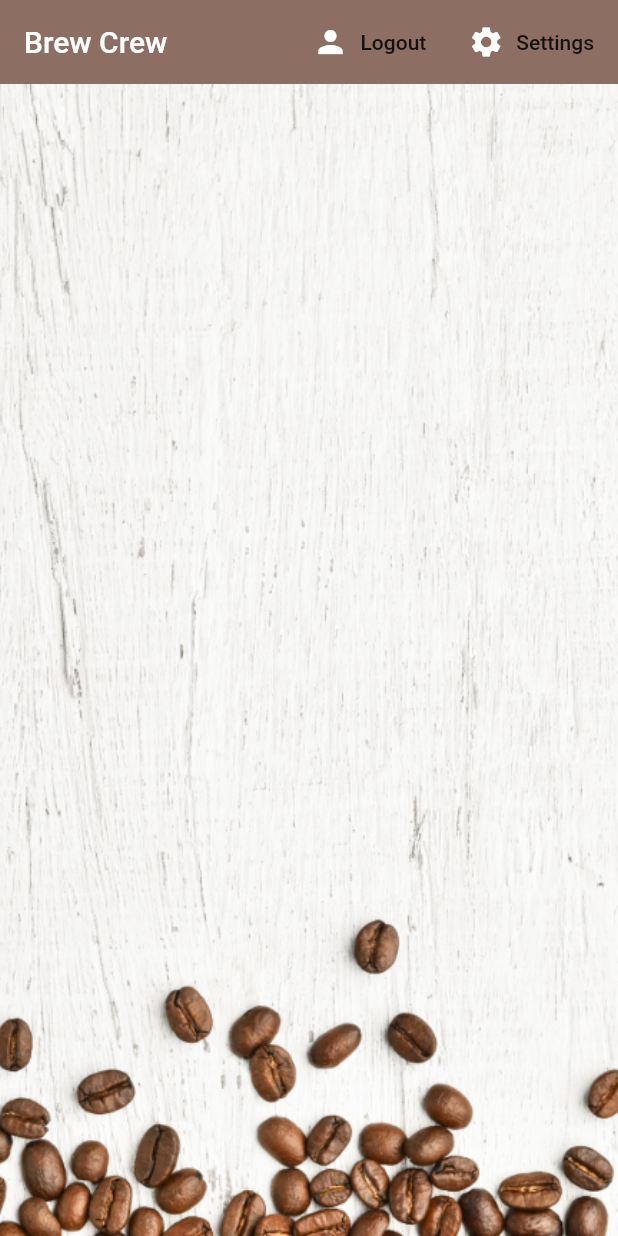
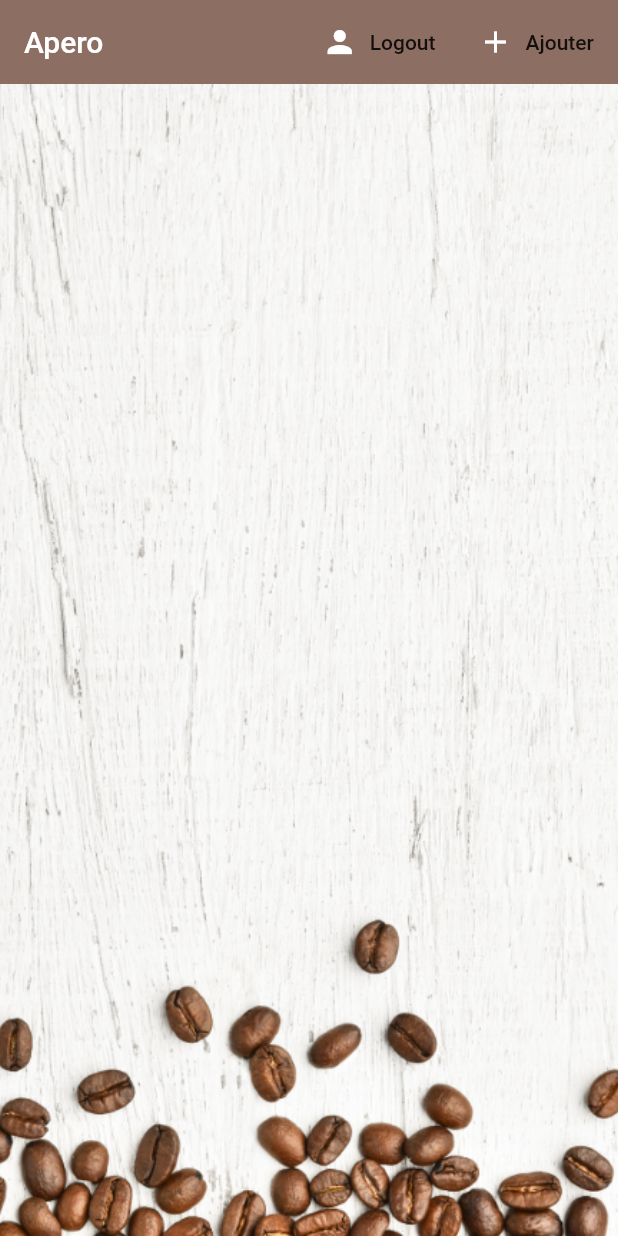
Before and after one commit to Drateill/Apero, a Flutter app: the screen it shows once a user with an empty profile is signed in, on a phone screen of 412 x 824 dp. Run offline on Flutter 3.47's test engine with Material 2 defaults, Android fonts, the phone set to English and light mode, and no system bars; our stand-ins replace cloud_firestore, firebase_auth, flutter_spinkit; accounts and stored records are empty.

Commit message:
first commit

```diff
--- a/lib/main.dart
+++ b/lib/main.dart
@@ -1,5 +1,5 @@
-import 'package:brew_crew/screens/services/auth.dart';
-import 'package:brew_crew/screens/wrapper.dart';
+import 'package:Apero/screens/services/auth.dart';
+import 'package:Apero/screens/wrapper.dart';
 import 'package:flutter/material.dart';
 import 'package:provider/provider.dart';
 import 'models/user.dart';
--- a/lib/models/brews.dart
+++ b/lib/models/brews.dart
@@ -7,3 +7,13 @@ final int strength;
 Brew({this.name, this.sugar, this.strength});
 
 }
+
+
+class Apero {
+
+final String name;
+final int quantite;
+
+Apero({this.quantite, this.name,});
+
+}
--- a/lib/screens/authenticate/authenticate.dart
+++ b/lib/screens/authenticate/authenticate.dart
@@ -1,5 +1,5 @@
-import 'package:brew_crew/screens/authenticate/register.dart';
-import 'package:brew_crew/screens/authenticate/sign_in.dart';
+import 'package:Apero/screens/authenticate/register.dart';
+import 'package:Apero/screens/authenticate/sign_in.dart';
 import 'package:flutter/material.dart';
 
 class Authenticate extends StatefulWidget {
--- a/lib/screens/authenticate/register.dart
+++ b/lib/screens/authenticate/register.dart
@@ -1,6 +1,6 @@
-import 'package:brew_crew/screens/services/auth.dart';
-import 'package:brew_crew/screens/services/shared/constants.dart';
-import 'package:brew_crew/screens/services/shared/loading.dart';
+import 'package:Apero/screens/services/auth.dart';
+import 'package:Apero/screens/services/shared/constants.dart';
+import 'package:Apero/screens/services/shared/loading.dart';
 import 'package:flutter/material.dart';
 
 class Register extends StatefulWidget {
--- a/lib/screens/authenticate/sign_in.dart
+++ b/lib/screens/authenticate/sign_in.dart
@@ -1,6 +1,6 @@
-import 'package:brew_crew/screens/services/auth.dart';
-import 'package:brew_crew/screens/services/shared/constants.dart';
-import 'package:brew_crew/screens/services/shared/loading.dart';
+import 'package:Apero/screens/services/auth.dart';
+import 'package:Apero/screens/services/shared/constants.dart';
+import 'package:Apero/screens/services/shared/loading.dart';
 import 'package:flutter/material.dart';
 
 class SignIn extends StatefulWidget {
--- a/lib/screens/home/BrewTile.dart
+++ b/lib/screens/home/BrewTile.dart
@@ -1,5 +1,5 @@
 import 'package:flutter/material.dart';
-import 'package:brew_crew/models/brews.dart';
+import 'package:Apero/models/brews.dart';
 
 class BrewTile extends StatelessWidget {
   final Brew brew;
--- a/lib/screens/home/brewlist.dart
+++ b/lib/screens/home/brewlist.dart
@@ -1,5 +1,5 @@
-import 'package:brew_crew/models/brews.dart';
-import 'package:brew_crew/screens/home/BrewTile.dart';
+import 'package:Apero/models/brews.dart';
+import 'package:Apero/screens/home/BrewTile.dart';
 import 'package:flutter/material.dart';
 import 'package:provider/provider.dart';
 
--- a/lib/screens/home/home.dart
+++ b/lib/screens/home/home.dart
@@ -1,8 +1,8 @@
-import 'package:brew_crew/models/brews.dart';
-import 'package:brew_crew/screens/home/settings_form.dart';
-import 'package:brew_crew/screens/services/auth.dart';
+import 'package:Apero/models/brews.dart';
+import 'package:Apero/screens/home/settings_form.dart';
+import 'package:Apero/screens/services/auth.dart';
 import 'package:flutter/material.dart';
-import 'package:brew_crew/screens/services/database.dart';
+import 'package:Apero/screens/services/database.dart';
 import 'package:provider/provider.dart';
 import 'brewlist.dart';
 
@@ -28,7 +28,7 @@ class Home extends StatelessWidget {
         backgroundColor: Colors.brown[100],
         appBar: AppBar(
           backgroundColor: Colors.brown[400],
-          title: Text('Brew Crew'),
+          title: Text('Apero'),
           elevation: 0,
           actions: <Widget>[
             FlatButton.icon(
@@ -43,10 +43,10 @@ class Home extends StatelessWidget {
             ),
             FlatButton.icon(
               icon: Icon(
-                Icons.settings,
+                Icons.add,
                 color: Colors.white,
               ),
-              label: Text('Settings'),
+              label: Text('Ajouter'),
               onPressed: () => _showSettingsPanel(),
             ),
           ],
--- a/lib/screens/services/auth.dart
+++ b/lib/screens/services/auth.dart
@@ -1,5 +1,5 @@
-import 'package:brew_crew/models/user.dart';
-import 'package:brew_crew/screens/services/database.dart';
+import 'package:Apero/models/user.dart';
+import 'package:Apero/screens/services/database.dart';
 import 'package:firebase_auth/firebase_auth.dart';
 //import 'package:flutter/material.dart';
 //import 'package:firebase/firebase.dart';
--- a/lib/screens/services/database.dart
+++ b/lib/screens/services/database.dart
@@ -1,5 +1,5 @@
-import 'package:brew_crew/models/brews.dart';
-import 'package:brew_crew/models/user.dart';
+import 'package:Apero/models/brews.dart';
+import 'package:Apero/models/user.dart';
 import 'package:cloud_firestore/cloud_firestore.dart';
 
 class DatabaseService {
@@ -10,6 +10,8 @@ class DatabaseService {
 
   final CollectionReference brewCollection =
       Firestore.instance.collection('brews');
+  final CollectionReference aperoCollection =
+      Firestore.instance.collection('apero');
 
   Future updateUserData(String sugars, String name, int strength) async {
     return await brewCollection.document(uid).setData({
@@ -30,10 +32,41 @@ class DatabaseService {
     }).toList();
   }
 
+    // Apero list from snapshot
+
+  List<Apero> _aperoListFromSnapshot(QuerySnapshot snapshot) {
+    return snapshot.documents.map((doc) {
+      return Apero(
+          name: doc.data['name'] ?? '',
+          quantite: doc.data['quantite'] ?? 0,);
+    }).toList();
+  }
+
   // get brews stream
   Stream<List<Brew>> get brews {
     return brewCollection.snapshots().map(_brewListFromSnapshot);
   }
+  // get apero stream
+  Stream<List<Apero>> get apero {
+    return aperoCollection.snapshots().map(_aperoListFromSnapshot);
+  }
+
+  //add apero
+
+  Future<void> addData(aperoData) async {
+
+     return await Firestore.instance.collection('apero').add({
+       'name' : aperoData['name'],
+       'Quantité' : aperoData['quantite']
+     });
+
+  }
+    Future getData() async {
+
+     return await Firestore.instance.collection('apero').getDocuments();
+
+  }
+
 
   // user data from snapshot
 
@@ -48,7 +81,6 @@ class DatabaseService {
   // get user doc stream
 
   Stream<UserData> get userData {
-    return brewCollection.document(uid).snapshots()
-    .map(_userDataFromSnapshot);
+    return brewCollection.document(uid).snapshots().map(_userDataFromSnapshot);
   }
 }
--- a/lib/screens/wrapper.dart
+++ b/lib/screens/wrapper.dart
@@ -1,8 +1,8 @@
-import 'package:brew_crew/screens/authenticate/authenticate.dart';
-import 'package:brew_crew/screens/home/home.dart';
+import 'package:Apero/screens/authenticate/authenticate.dart';
+import 'package:Apero/screens/home/home.dart';
 import 'package:flutter/material.dart';
 import 'package:provider/provider.dart';
-import 'package:brew_crew/models/user.dart';
+import 'package:Apero/models/user.dart';
 
 class Wrapper extends StatelessWidget {
   @override
```
Also changed, not shown: lib/screens/home/settings_form.dart (+37 -27 lines), pubspec.yaml (+8 -1 lines), pubspec.lock, 10 other files.
